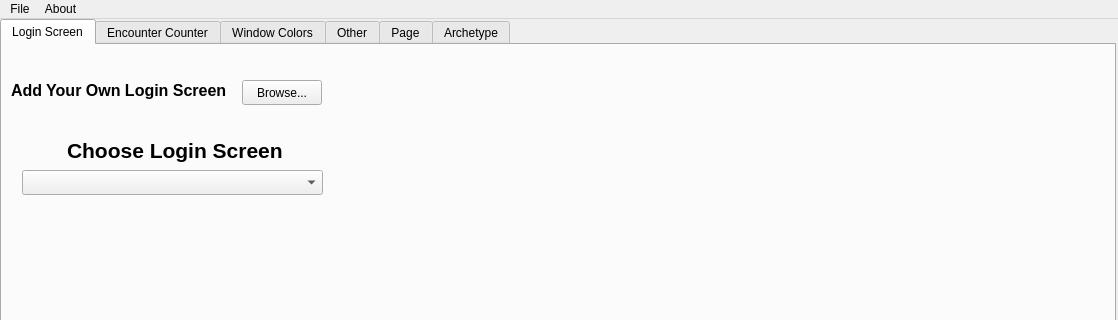
Before: the Qt Designer form VMM.ui in Vextryyn/Vextryyn-Mod-Manager, drawn with Qt 5; both pictures show x 0 to 1118 and y 0 to 320 of the 1118 by 788 pixel window.
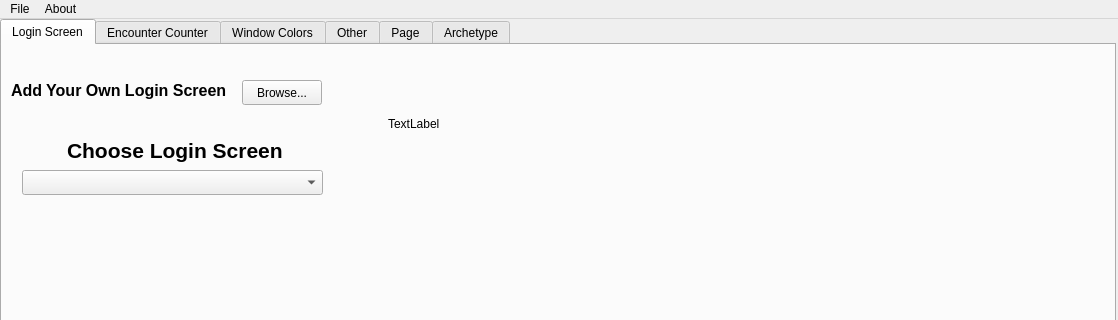
After: the same form once the commit is applied. The open tabs and pages were chosen to show the change. Custom widgets are drawn as their Qt base class.

Commit message: ui just used for reference now

```diff
--- a/VMM.ui
+++ b/VMM.ui
@@ -132,7 +132,7 @@
        <rect>
         <x>5</x>
         <y>15</y>
-        <width>436</width>
+        <width>340</width>
         <height>66</height>
        </rect>
       </property>
@@ -239,6 +239,19 @@
        </property>
       </widget>
      </widget>
+     <widget class="QLabel" name="label_2_status">
+      <property name="geometry">
+       <rect>
+        <x>386</x>
+        <y>20</y>
+        <width>685</width>
+        <height>117</height>
+       </rect>
+      </property>
+      <property name="text">
+       <string>TextLabel</string>
+      </property>
+     </widget>
     </widget>
     <widget class="QWidget" name="EncounterCounter">
      <attribute name="title">
```
Left out of the diff: 2 changed lines with no effect on the pictures.
